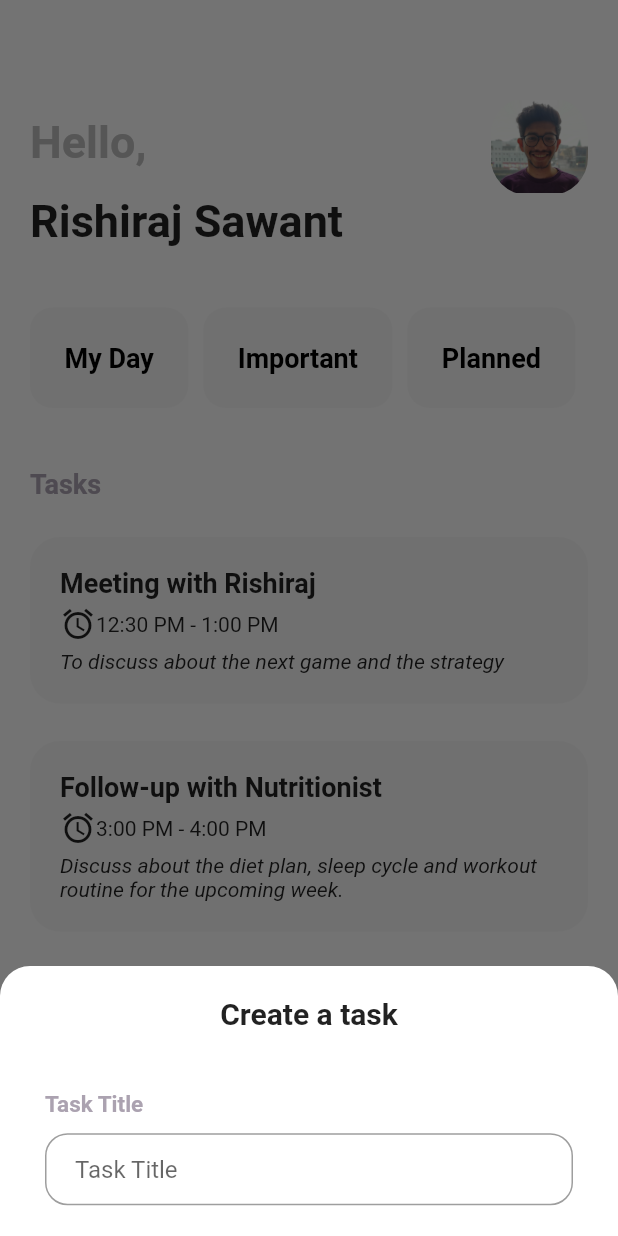
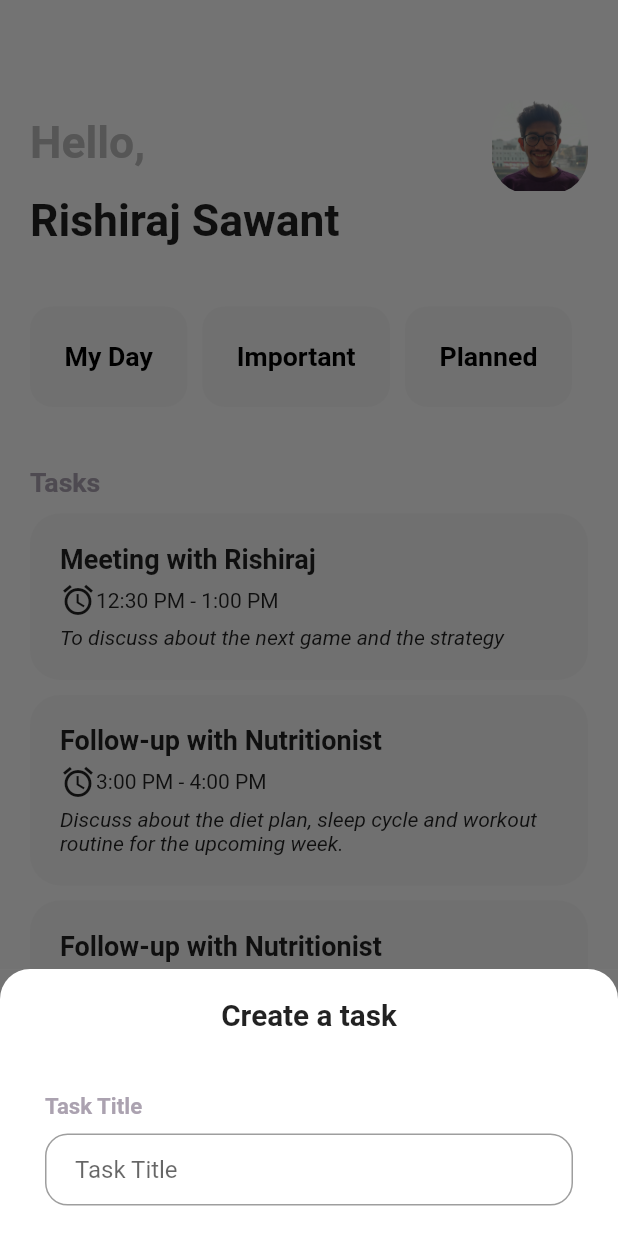
Before and after one commit to rishirajrsawant/task-manager-app-flutter, a Flutter app: the screen it shows after launch, after a tap on the "add" icon, on a phone screen of 412 x 824 dp. Run offline on Flutter 3.47's test engine with Material 2 defaults, Android fonts, the phone set to English and light mode, and no system bars.

Commit message:
feat: made first screen responsive

```diff
--- a/lib/mainscreen.dart
+++ b/lib/mainscreen.dart
@@ -1,4 +1,5 @@
 import 'package:flutter/material.dart';
+import 'package:task_manager/size_config.dart';
 
 enum ColorState { active, active2, active3 }
 
@@ -12,6 +13,9 @@ class _MainScreenState extends State<MainScreen> {
 
   @override
   Widget build(BuildContext context) {
+    SizeConfig().init(context);
+    double defaultSize = SizeConfig.defaultSize;
+    double screenHeight = SizeConfig.screenHeight;
     return Center(
       child: Scaffold(
         body: SafeArea(
@@ -27,7 +31,7 @@ class _MainScreenState extends State<MainScreen> {
                       'Hello,',
                       style: TextStyle(
                         color: Color(0xFFBBBBBB),
-                        fontSize: 30.0,
+                        fontSize: defaultSize * 3,
                         fontWeight: FontWeight.bold,
                       ),
                     ),
@@ -38,8 +42,8 @@ class _MainScreenState extends State<MainScreen> {
                       borderRadius: BorderRadius.circular(25),
                       child: Image.asset(
                         'images/profilepic.png',
-                        height: 65,
-                        width: 65,
+                        height: defaultSize * 6.5,
+                        width: defaultSize * 6.5,
                       ),
                     ),
                   ),
@@ -50,7 +54,7 @@ class _MainScreenState extends State<MainScreen> {
                 child: Text(
                   'Rishiraj Sawant',
                   style: TextStyle(
-                    fontSize: 30.0,
+                    fontSize: defaultSize * 3,
                     fontWeight: FontWeight.bold,
                   ),
                 ),
@@ -80,7 +84,7 @@ class _MainScreenState extends State<MainScreen> {
                           child: Text(
                             'My Day',
                             style: TextStyle(
-                                fontSize: 18,
+                                fontSize: defaultSize * 1.8,
                                 fontWeight: FontWeight.bold,
                                 color: selectedState == ColorState.active
                                     ? Colors.white
@@ -106,7 +110,7 @@ class _MainScreenState extends State<MainScreen> {
                           child: Text(
                             'Important',
                             style: TextStyle(
-                                fontSize: 18,
+                                fontSize: defaultSize * 1.8,
                                 fontWeight: FontWeight.bold,
                                 color: selectedState == ColorState.active2
                                     ? Colors.white
@@ -131,7 +135,7 @@ class _MainScreenState extends State<MainScreen> {
                           child: Text(
                             'Planned',
                             style: TextStyle(
-                                fontSize: 18,
+                                fontSize: defaultSize * 1.8,
                                 fontWeight: FontWeight.bold,
                                 color: selectedState == ColorState.active3
                                     ? Colors.white
@@ -149,20 +153,38 @@ class _MainScreenState extends State<MainScreen> {
                   'Tasks',
                   style: TextStyle(
                       fontWeight: FontWeight.bold,
-                      fontSize: 18,
+                      fontSize: defaultSize * 1.8,
                       color: Color(0xFFABA2B0)),
                 ),
               ),
+              Container(
+                height: screenHeight >= 812.0
+                    ? screenHeight * 0.42
+                    : screenHeight * 0.38,
+                child: ListView(
+                  scrollDirection: Axis.vertical,
+                  shrinkWrap: true,
+                  children: [
                     TaskCard(
                       taskText: 'Meeting with Rishiraj',
                       timeText: '12:30 PM - 1:00 PM',
-                descText: 'To discuss about the next game and the strategy',
+                      descText:
+                          'To discuss about the next game and the strategy',
                     ),
                     TaskCard(
                       taskText: 'Follow-up with Nutritionist',
                       timeText: '3:00 PM - 4:00 PM',
                       descText:
                           'Discuss about the diet plan, sleep cycle and workout routine for the upcoming week.',
+                    ),
+                    TaskCard(
+                      taskText: 'Follow-up with Nutritionist',
+                      timeText: '3:00 PM - 4:00 PM',
+                      descText:
+                          'Discuss about the diet plan, sleep cycle and workout routine for the upcoming week.',
+                    ),
+                  ],
+                ),
               ),
               Expanded(
                 child: Container(),
@@ -174,7 +196,7 @@ class _MainScreenState extends State<MainScreen> {
                   children: [
                     Icon(
                       Icons.home,
-                      size: 27,
+                      size: defaultSize * 2.7,
                       color: Color(0xFF424242),
                     ),
                     ClipRRect(
@@ -188,7 +210,7 @@ class _MainScreenState extends State<MainScreen> {
                           color: Color(0xFFF08182),
                           child: Icon(
                             Icons.add,
-                            size: 27,
+                            size: defaultSize * 2.7,
                             color: Colors.white,
                           ),
                         ),
@@ -196,7 +218,7 @@ class _MainScreenState extends State<MainScreen> {
                     ),
                     Icon(
                       Icons.message,
-                      size: 27,
+                      size: defaultSize * 2.7,
                       color: Color(0xFF424242),
                     ),
                   ],
@@ -210,13 +232,14 @@ class _MainScreenState extends State<MainScreen> {
   }
 
   void createTask() {
+    double defaultSize = SizeConfig.defaultSize;
     showModalBottomSheet(
         context: context,
         builder: (context) {
           return Container(
             color: Color(0xFF737373),
             child: Container(
-              height: 180,
+              height: defaultSize * 18,
               decoration: BoxDecoration(
                 borderRadius: BorderRadius.only(
                     topLeft: Radius.circular(20),
@@ -231,13 +254,13 @@ class _MainScreenState extends State<MainScreen> {
                     child: Text(
                       'Create a task',
                       style: TextStyle(
-                        fontSize: 20,
+                        fontSize: defaultSize * 2,
                         fontWeight: FontWeight.bold,
                       ),
                     ),
                   ),
                   SizedBox(
-                    height: 40,
+                    height: defaultSize * 4,
                   ),
                   Container(
                     alignment: Alignment.centerLeft,
@@ -245,14 +268,14 @@ class _MainScreenState extends State<MainScreen> {
                     child: Text(
                       'Task Title',
                       style: TextStyle(
-                        fontSize: 15,
+                        fontSize: defaultSize * 1.5,
                         fontWeight: FontWeight.bold,
                         color: Color(0xFFABA2B0),
                       ),
                     ),
                   ),
                   SizedBox(
-                    height: 10,
+                    height: defaultSize * 1,
                   ),
                   Container(
                     margin: EdgeInsets.fromLTRB(30, 0, 30, 0),
@@ -282,7 +305,7 @@ class TaskCard extends StatelessWidget {
   @override
   Widget build(BuildContext context) {
     return Container(
-      margin: EdgeInsets.fromLTRB(20, 25, 20, 0),
+      margin: EdgeInsets.fromLTRB(20, 10, 20, 0),
       decoration: BoxDecoration(
           color: Color(0xFFF5F5F5), borderRadius: BorderRadius.circular(20)),
       child: Column(
--- /dev/null
+++ b/lib/size_config.dart
@@ -0,0 +1,21 @@
+import 'package:flutter/material.dart';
+
+class SizeConfig {
+  static MediaQueryData _mediaQueryData;
+  static double screenWidth;
+  static double screenHeight;
+  static double defaultSize;
+  static Orientation orientation;
+
+  void init(BuildContext context) {
+    _mediaQueryData = MediaQuery.of(context);
+    screenWidth = _mediaQueryData.size.width;
+    screenHeight = _mediaQueryData.size.height;
+    orientation = _mediaQueryData.orientation;
+    // On iPhone 11 the defaultSize = 10 almost
+    // So if the screen size increase or decrease then our defaultSize also vary
+    defaultSize = orientation == Orientation.landscape
+        ? screenHeight * 0.024
+        : screenWidth * 0.024;
+  }
+}
```
Lines whose indentation alone changed are shown as unchanged.
